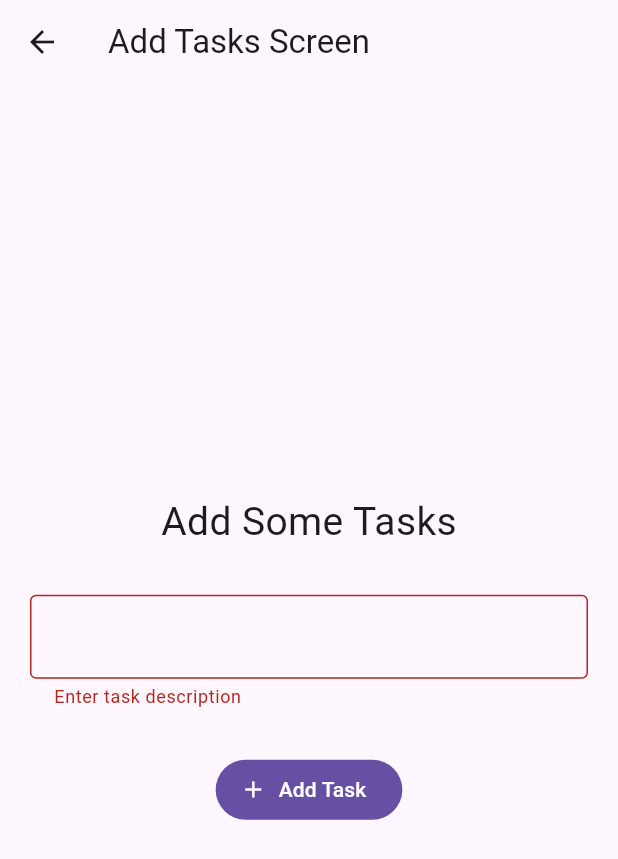
After one commit to soumen88/programminghub, a Flutter app: the AddTaskScreen screen opened directly, after a tap on "Add Task", on a phone screen of 412 x 824 dp. The commit adds this screen. Shown: the top 859 px of the screen. Run offline on Flutter 3.47's test engine with Material 3 defaults, Android fonts, the phone set to English and light mode, and no system bars; our stand-ins replace camera, carousel_slider, chewie, permission_handler, video_player.

```diff
--- a/lib/home/home_screen.dart
+++ b/lib/home/home_screen.dart
@@ -1,6 +1,7 @@
 import 'package:flutter/material.dart';
 import 'package:programminghub/bmicalc/bmi_calculator_screen.dart';
 import 'package:programminghub/pageviews/page_view_demonstration_screen.dart';
+import 'package:programminghub/todo/add_task_screen.dart';
 
 import '../camerademo/camera_screen.dart';
 import '../timer/timer_screen.dart';
@@ -38,6 +39,12 @@ class HomeScreen extends StatelessWidget{
                   Navigator.push(context, MaterialPageRoute(builder: (context) => CameraScreen()));
                 },
                 child: Text("Start Camera")
+            ),
+            ElevatedButton(
+                onPressed: (){
+                  Navigator.push(context, MaterialPageRoute(builder: (context) => AddTaskScreen()));
+                },
+                child: Text("Start TO DO")
             )
           ],
         ),
--- /dev/null
+++ b/lib/todo/add_task_screen.dart
@@ -0,0 +1,88 @@
+import 'package:flutter/material.dart';
+
+class AddTaskScreen extends StatelessWidget{
+  GlobalKey<FormState> _formKey = GlobalKey();
+  TextEditingController taskController = TextEditingController();
+
+  @override
+  Widget build(BuildContext context) {
+    return Scaffold(
+      appBar: AppBar(
+        title: Text("Add Tasks Screen"),
+      ),
+      body: Center(
+        child: Padding(
+          padding: EdgeInsets.only(left: 20, right: 20),
+          child: Column(
+            mainAxisAlignment: MainAxisAlignment.center,
+            children: [
+              Text('Add Some Tasks',
+                style: TextStyle(
+                  fontSize: 26
+                ),
+              ),
+              SizedBox(height: 30,),
+
+              Form(
+                key: _formKey,
+                child: TextFormField(
+                  decoration: InputDecoration(
+                    border: OutlineInputBorder(
+                        borderSide: BorderSide(
+                            color: Colors.blueAccent,
+                            width: 2
+                        )
+                    ),
+                    /*focusedBorder: OutlineInputBorder(
+                        borderSide: BorderSide(
+                            color: Colors.blueAccent,
+                            width: 2
+                        )
+                    ),
+                    enabledBorder: OutlineInputBorder(
+                        borderSide: BorderSide(
+                            color: Colors.green,
+                            width: 2
+                        )
+                    ),
+                    errorBorder: OutlineInputBorder(
+                        borderSide: BorderSide(
+                            color: Colors.red,
+                            width: 2
+                        )
+                    ),
+                    focusedErrorBorder: OutlineInputBorder(
+                        borderSide: BorderSide(
+                            color: Colors.red,
+                            width: 2
+                        )
+                    ),*/
+                  ),
+                  validator: (String? input){
+                    if(input != null && input.isNotEmpty){
+                      return null;
+                    }
+                    else{
+                      return "Enter task description";
+                    }
+                  },
+                ),
+              ),
+              SizedBox(height: 30,),
+              FilledButton.icon(
+                  onPressed: (){
+                    if(_formKey.currentState != null && _formKey.currentState!.validate()){
+
+                    }
+                  },
+                  icon: Icon(Icons.add),
+                  label: Text("Add Task")
+              )
+            ],
+          )
+        )
+      ),
+    );
+  }
+
+}
```
